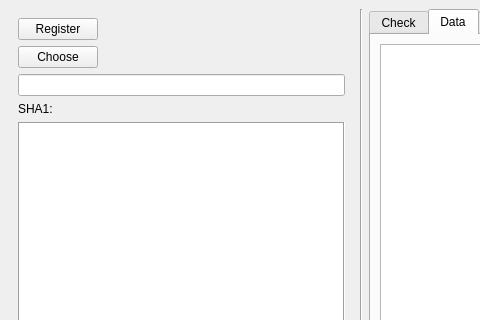
The window that check.ui (conbaodn/integrity) describes before a commit, drawn with Qt 5; both pictures show x 0 to 480 and y 0 to 320 of the 722 by 896 pixel window.
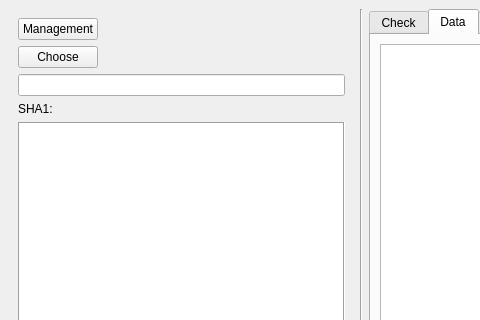
The same window after the commit. The open tabs and pages were chosen to show the change.

What changed in the file:
```diff
--- a/check.ui
+++ b/check.ui
@@ -25,7 +25,7 @@
            <item>
             <widget class="QPushButton" name="btn_register">
              <property name="text">
-              <string>Register</string>
+              <string>Management</string>
              </property>
             </widget>
            </item>
```
Left out of the diff: 6 changed lines with no effect on the pictures.
